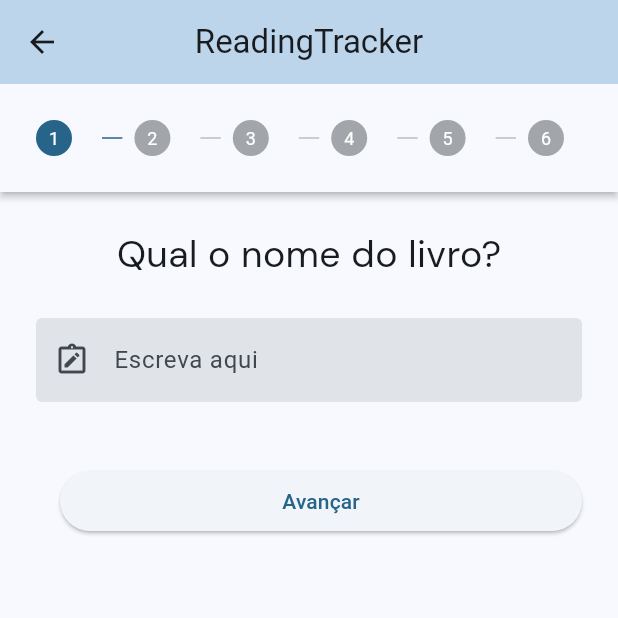
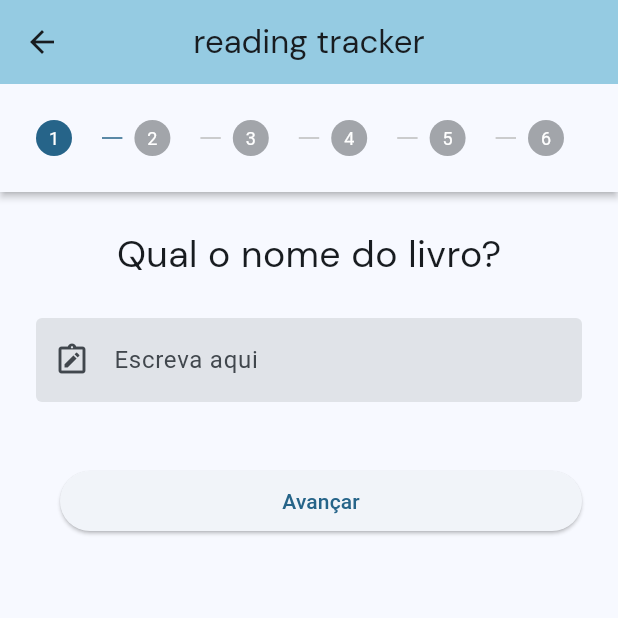
Before and after one commit to GuinterZaffalon/readingtracker, a Flutter app: the ManualRegister screen opened directly, on a phone screen of 412 x 824 dp, the top half of it. Run offline on Flutter 3.47's test engine with Material 3 defaults, Android fonts, the phone set to English and light mode, and no system bars; our stand-ins replace flutter_rating_bar, google_fonts, sqflite; accounts and stored records are empty.

Commit message:
finalizado novo design até então!

```diff
--- a/lib/src/screens/manualRegistrer.dart
+++ b/lib/src/screens/manualRegistrer.dart
@@ -1,4 +1,5 @@
 import 'package:flutter/material.dart';
+import 'package:google_fonts/google_fonts.dart';
 import 'package:readingtracker/src/screens/perfil.dart';
 
 import '../model/sqflite_helper.dart';
@@ -115,8 +116,8 @@ class _ManualRegisterState extends State<ManualRegister> {
   Widget build(BuildContext context) {
     return Scaffold(
         appBar: AppBar(
-          backgroundColor: const Color.fromRGBO(189, 213, 234, 1),
-          title: const Text("ReadingTracker"),
+          backgroundColor: const Color.fromRGBO(149,203,226, 1),
+          title: Text("reading tracker", style: GoogleFonts.dmSans(),),
           centerTitle: true,
         ),
         resizeToAvoidBottomInset: true,
```
Also changed, not shown: lib/src/screens/insertBooksList.dart (+6 -7 lines).
